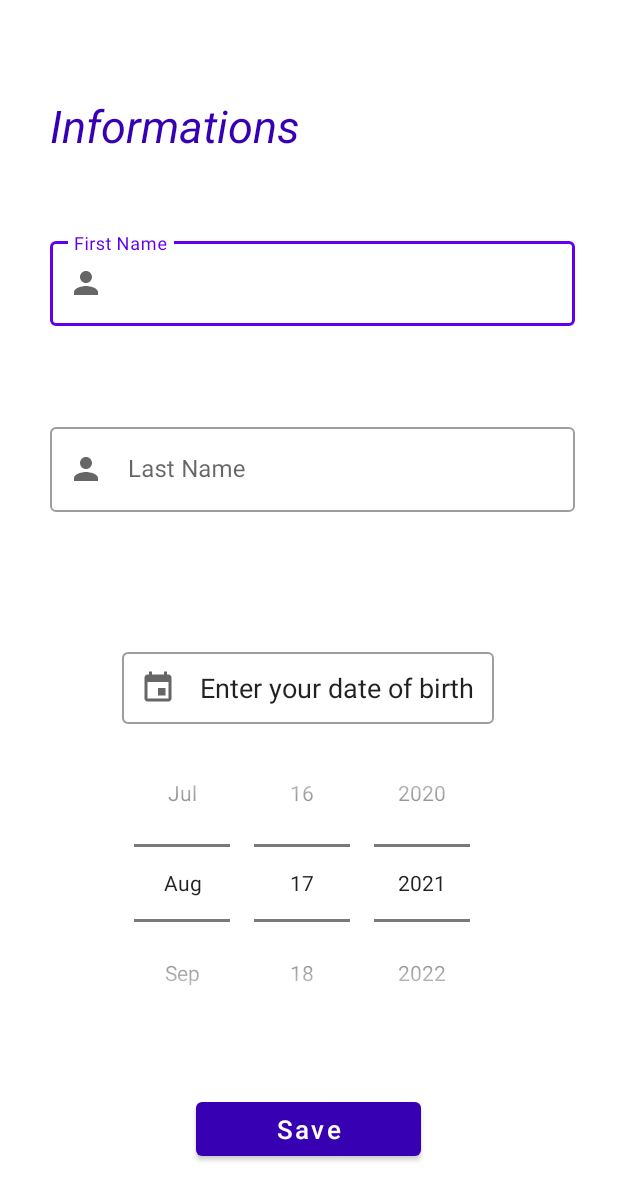
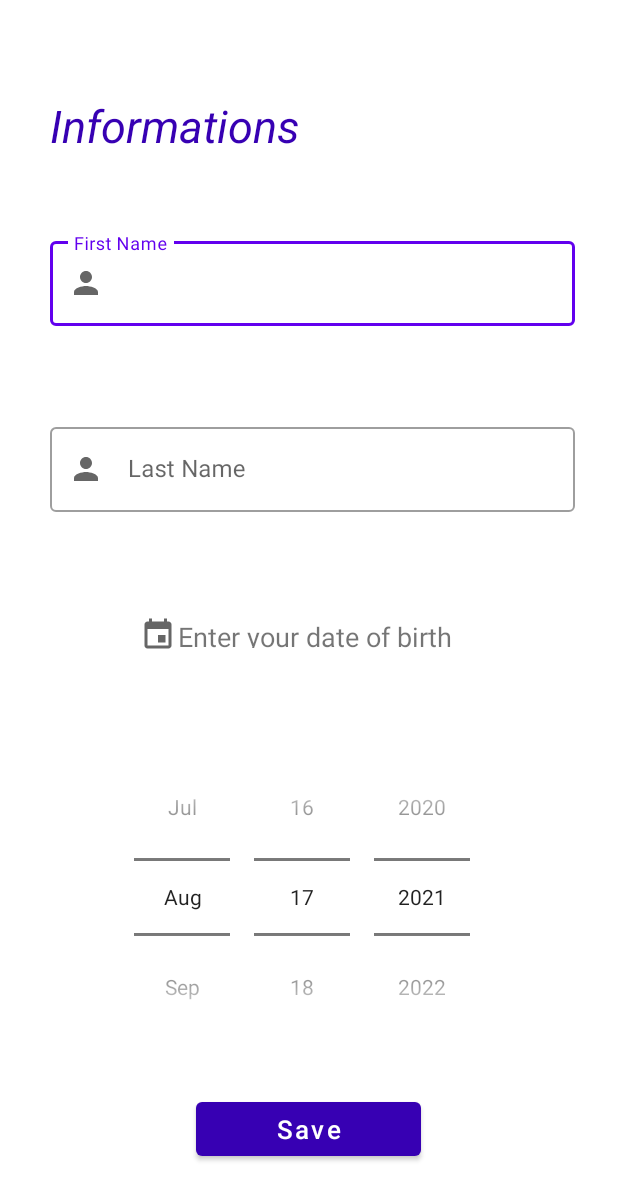
Before and after one commit to Shamilx/VirtualGundelik, an Android app: the GetInfoActivity screen opened directly, with no data from a screen before it, on a phone screen of 412 x 824 dp. Shown: the top 1200 px of the screen. Run offline under Robolectric (Android 15) with nearby library versions, the phone set to English and light mode, and no system bars; our stand-ins replace Firebase (no records; nobody signed in at launch, a user with empty details on screens opened directly).

Commit message:
Update5(demo)

```diff
--- a/app/src/main/res/layout/activity_get_info.xml
+++ b/app/src/main/res/layout/activity_get_info.xml
@@ -85,15 +85,20 @@
         app:layout_constraintStart_toStartOf="parent"
         app:layout_constraintTop_toTopOf="parent"
         app:layout_constraintVertical_bias="0.769"
-        app:startIconDrawable="@drawable/ic_day_of_birth_24dp">
+        app:startIconDrawable="@drawable/ic_day_of_birth_24dp"
+        android:gravity="center_horizontal">
 
-        <com.google.android.material.textfield.MaterialAutoCompleteTextView
+        <TextView
             android:id="@+id/LoginEmailEditText4"
-            android:layout_width="match_parent"
-            android:layout_height="wrap_content"
+            android:layout_width="wrap_content"
+            android:layout_height="20dp"
             android:maxLength="254"
             android:maxLines="1"
             android:scrollHorizontally="true"
+            android:layout_marginBottom="60dp"
+            android:layout_marginTop="-35dp"
+            android:layout_marginStart="5dp"
+            android:textSize="18sp"
             android:text="@string/day_of_birth" />
 
         <DatePicker
```
